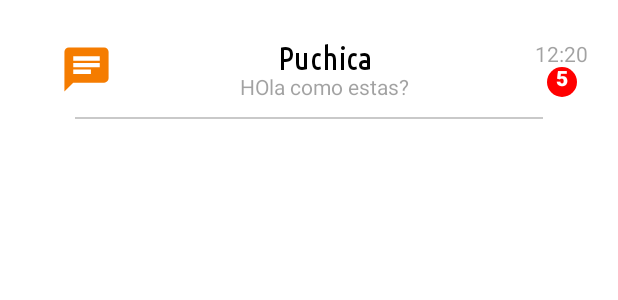
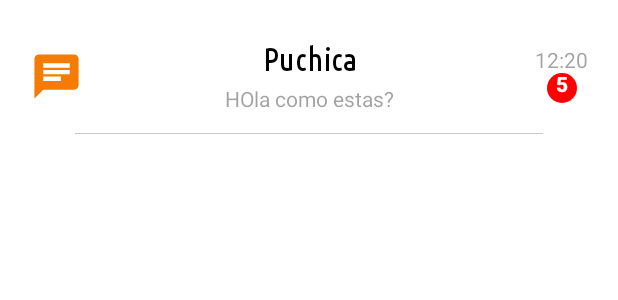
Before and after one commit to Rviewer-Challenges/sE1ulBLQVhWLV0BnKtch, an Android app built with Jetpack Compose: the @Preview function ContainerUserPreview, on a phone screen of 412 x 824 dp. Shown: the top 300 px of the screen. Run offline under Robolectric (Android 15) with nearby library versions, the phone set to English and light mode, and no system bars.

Commit message:
FInalizing card messages

```diff
--- a/app/src/main/java/com/mrkevin574/chatfirebase/ui/screens/main/ContainerUser.kt
+++ b/app/src/main/java/com/mrkevin574/chatfirebase/ui/screens/main/ContainerUser.kt
@@ -9,6 +9,8 @@ import androidx.compose.material.Divider
 import androidx.compose.material.Text
 import androidx.compose.material.icons.Icons
 import androidx.compose.material.icons.filled.Chat
+import androidx.compose.material.icons.filled.ChatBubble
+import androidx.compose.material.icons.filled.MarkChatUnread
 import androidx.compose.runtime.Composable
 import androidx.compose.ui.Alignment
 import androidx.compose.ui.Modifier
@@ -16,11 +18,13 @@ import androidx.compose.ui.draw.clip
 import androidx.compose.ui.draw.shadow
 import androidx.compose.ui.graphics.Color
 import androidx.compose.ui.graphics.ColorFilter
+import androidx.compose.ui.graphics.vector.ImageVector
 import androidx.compose.ui.text.font.FontWeight
 import androidx.compose.ui.text.style.TextAlign
 import androidx.compose.ui.tooling.preview.Preview
 import androidx.compose.ui.unit.dp
 import androidx.compose.ui.unit.sp
+import androidx.hilt.navigation.compose.hiltViewModel
 import com.mrkevin574.chatfirebase.data.model.User
 import com.mrkevin574.chatfirebase.ui.theme.ColorDivider
 import com.mrkevin574.chatfirebase.ui.theme.PrimaryColor
@@ -28,11 +32,15 @@ import com.mrkevin574.chatfirebase.ui.theme.TextColorLastMessage
 import com.mrkevin574.chatfirebase.ui.theme.familyUbuntuCondensed
 
 @Composable
-fun CardUser(user : User, onClick : (uid : String) -> Unit) {
+fun CardUser(
+    user : User,
+    viewModel: MainScreenViewModel? = null,
+    onClick : (uid : String) -> Unit,
+    ) {
     Column(
         modifier = Modifier
             .fillMaxWidth()
-            .height(80.dp)
+            .height(90.dp)
             .clickable { onClick(user.uid) },
         verticalArrangement = Arrangement.SpaceAround,
         horizontalAlignment = Alignment.CenterHorizontally
@@ -45,10 +53,10 @@ fun CardUser(user : User, onClick : (uid : String) -> Unit) {
             horizontalArrangement = Arrangement.SpaceBetween
         ) {
             Image(
-                imageVector = Icons.Filled.Chat,
+                imageVector = viewModel?.getIconByState() ?: Icons.Filled.Chat,
                 contentDescription = null,
                 modifier = Modifier
-                    .padding(start = 40.dp)
+                    .padding(start = 20.dp)
                     .width(35.dp)
                     .height(35.dp),
                 colorFilter = ColorFilter.tint(PrimaryColor)
@@ -60,7 +68,7 @@ fun CardUser(user : User, onClick : (uid : String) -> Unit) {
         Divider(
             modifier = Modifier
                 .fillMaxWidth()
-                .height(1.dp)
+                .height(0.7.dp)
                 .padding(start = 50.dp, end = 50.dp),
             color = ColorDivider
         )
@@ -75,7 +83,7 @@ fun ContainerTextAndMessage(name : String, message : String)
         horizontalAlignment = Alignment.CenterHorizontally
     ) {
         TextNameUser(name = name)
-        TextLastMessageAndHour(value = message)
+        TextLastMessageAndHour(value = message, modifier = Modifier.padding(top = 7.dp))
     }
 }
 
@@ -101,7 +109,8 @@ fun ContainerHourAndMessagesNotReaded(
         TextLastMessageAndHour(hour)
         Text(
             text = countMessages.toString(),
-            modifier = Modifier.size(20.dp)
+            modifier = Modifier
+                .size(20.dp)
                 .clip(CircleShape)
                 .background(Color.Red),
             textAlign = TextAlign.Center,
@@ -112,11 +121,12 @@ fun ContainerHourAndMessagesNotReaded(
 }
 
 @Composable
-fun TextLastMessageAndHour(value: String) {
+fun TextLastMessageAndHour(value: String, modifier: Modifier = Modifier) {
     Text(
         text = value,
         color = TextColorLastMessage,
-        fontSize = 14.sp
+        fontSize = 14.sp,
+        modifier = modifier
     )
 }
 
--- a/app/src/main/java/com/mrkevin574/chatfirebase/ui/screens/main/MainScreenViewModel.kt
+++ b/app/src/main/java/com/mrkevin574/chatfirebase/ui/screens/main/MainScreenViewModel.kt
@@ -1,7 +1,10 @@
 package com.mrkevin574.chatfirebase.ui.screens.main
 
+import androidx.compose.material.icons.Icons
+import androidx.compose.material.icons.filled.ChatBubble
 import androidx.compose.runtime.State
 import androidx.compose.runtime.mutableStateOf
+import androidx.compose.ui.graphics.vector.ImageVector
 import androidx.lifecycle.ViewModel
 import com.mrkevin574.chatfirebase.data.UsersRepository
 import dagger.hilt.android.lifecycle.HiltViewModel
@@ -33,4 +36,7 @@ class MainScreenViewModel @Inject constructor(
         }
     }
 
+    fun getIconByState() : ImageVector{
+        return Icons.Filled.ChatBubble
+    }
 }
```
Also changed, not shown: app/src/main/java/com/mrkevin574/chatfirebase/ui/screens/main/MainScreen.kt (+3 -4 lines).
